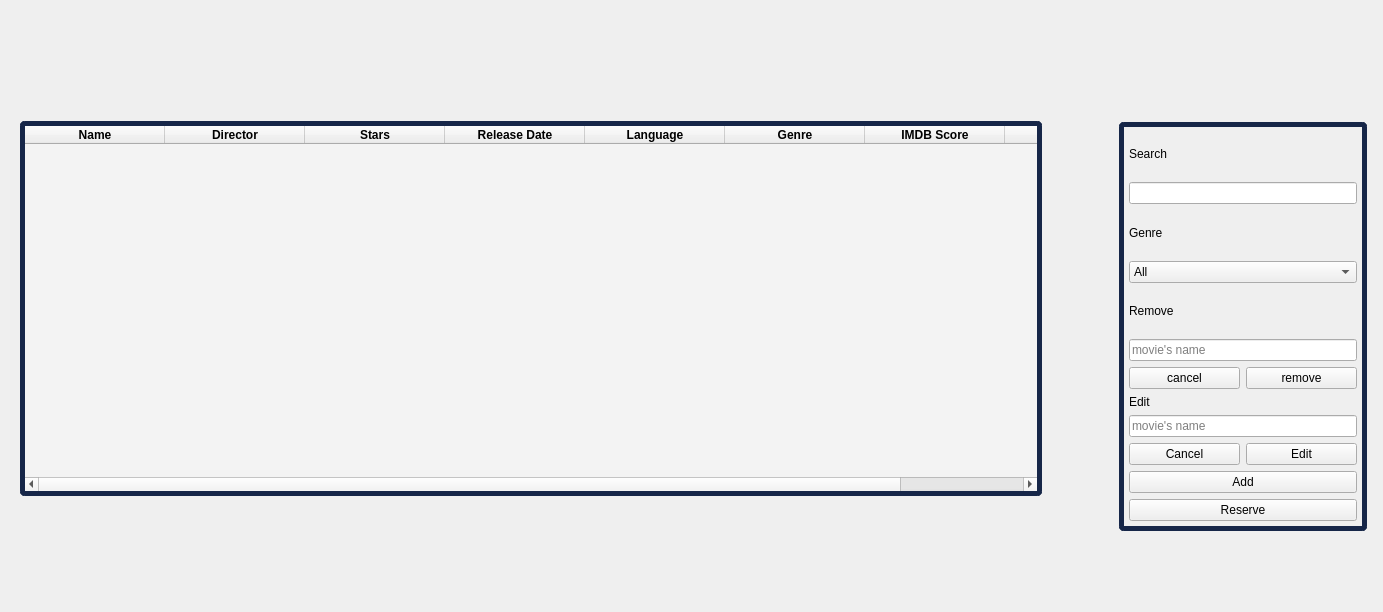
The window that home.ui (EotDc35F/project) describes before a commit, drawn with Qt 5.
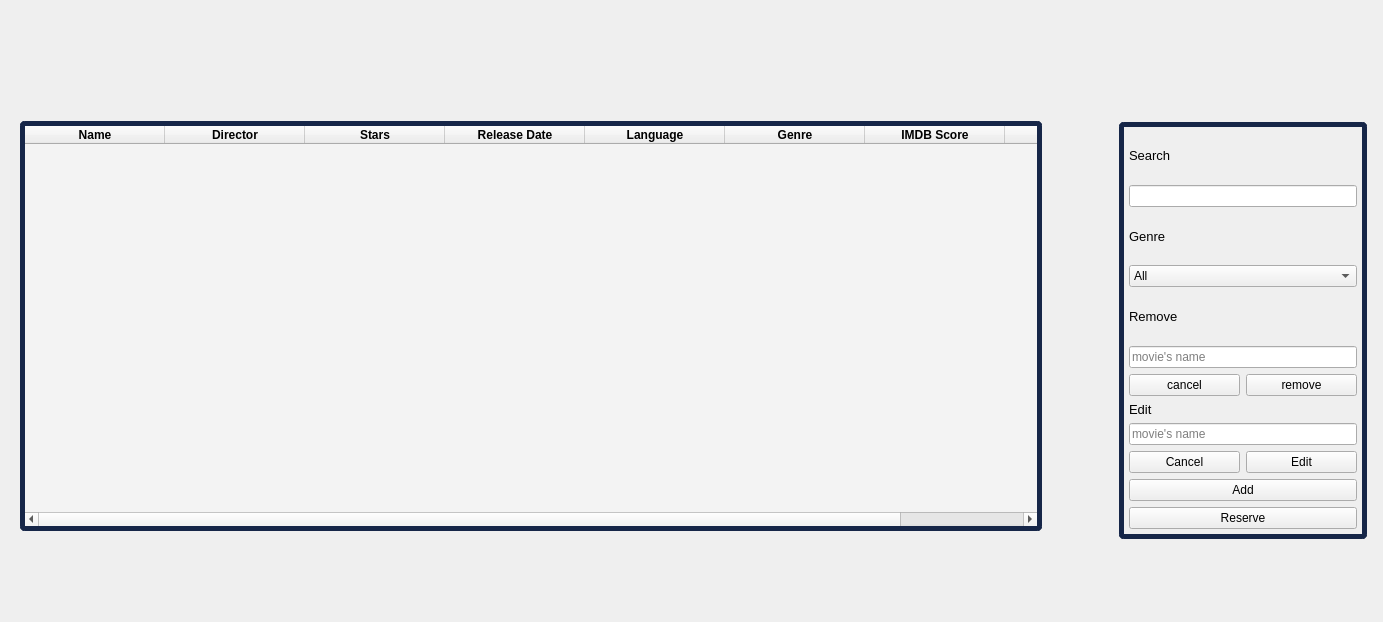
The same window after the commit. Icons and pictures are not drawn.

The edit to the form file:
```diff
--- a/home.ui
+++ b/home.ui
@@ -7,7 +7,7 @@
     <x>0</x>
     <y>0</y>
     <width>1383</width>
-    <height>612</height>
+    <height>622</height>
    </rect>
   </property>
   <property name="sizePolicy">
@@ -165,7 +165,7 @@
           <property name="minimumSize">
            <size>
             <width>1022</width>
-            <height>375</height>
+            <height>410</height>
            </size>
           </property>
           <property name="sizeIncrement">
@@ -439,7 +439,7 @@
               <widget class="QLabel" name="label">
                <property name="font">
                 <font>
-                 <pointsize>9</pointsize>
+                 <pointsize>10</pointsize>
                  <weight>50</weight>
                  <bold>false</bold>
                 </font>
@@ -473,7 +473,7 @@
               <widget class="QLabel" name="label_2">
                <property name="font">
                 <font>
-                 <pointsize>9</pointsize>
+                 <pointsize>10</pointsize>
                  <weight>50</weight>
                  <bold>false</bold>
                 </font>
@@ -554,7 +554,7 @@
               <widget class="QLabel" name="label_3">
                <property name="font">
                 <font>
-                 <pointsize>9</pointsize>
+                 <pointsize>10</pointsize>
                  <weight>50</weight>
                  <bold>false</bold>
                 </font>
@@ -656,7 +656,7 @@
               <widget class="QLabel" name="label_4">
                <property name="font">
                 <font>
-                 <pointsize>9</pointsize>
+                 <pointsize>10</pointsize>
                  <weight>50</weight>
                  <bold>false</bold>
                 </font>
@@ -732,7 +732,7 @@
           <property name="sizeHint" stdset="0">
            <size>
             <width>20</width>
-            <height>50</height>
+            <height>52</height>
            </size>
           </property>
          </spacer>
```
Left out of the diff: 12 changed lines with no effect on the pictures.
